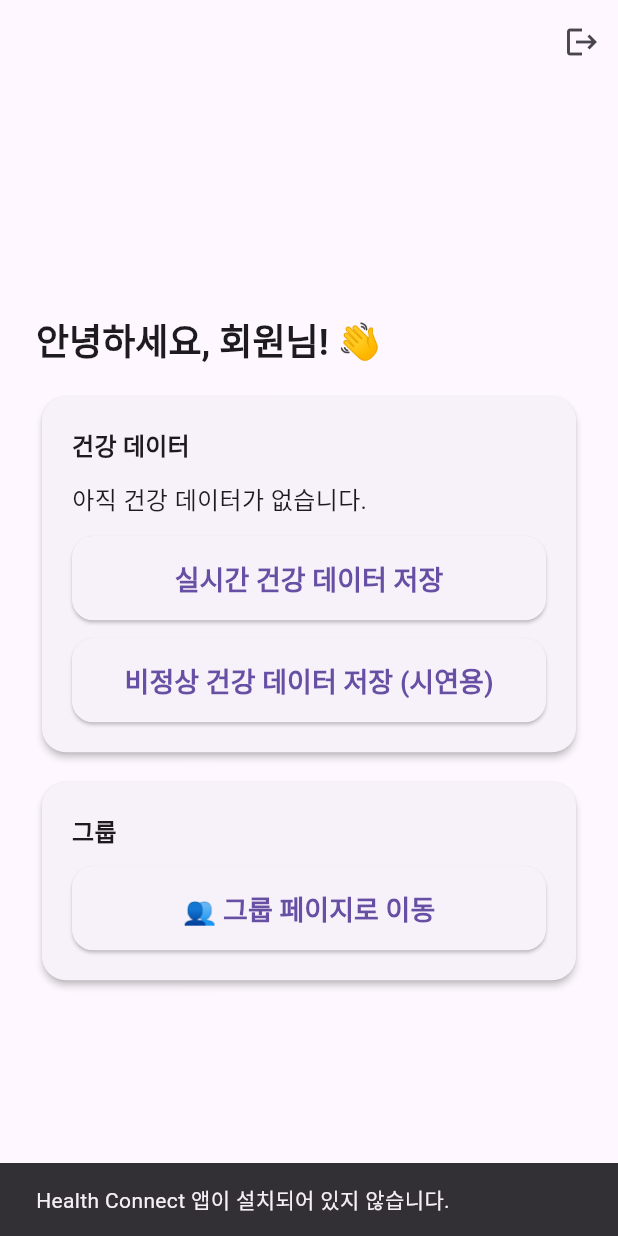
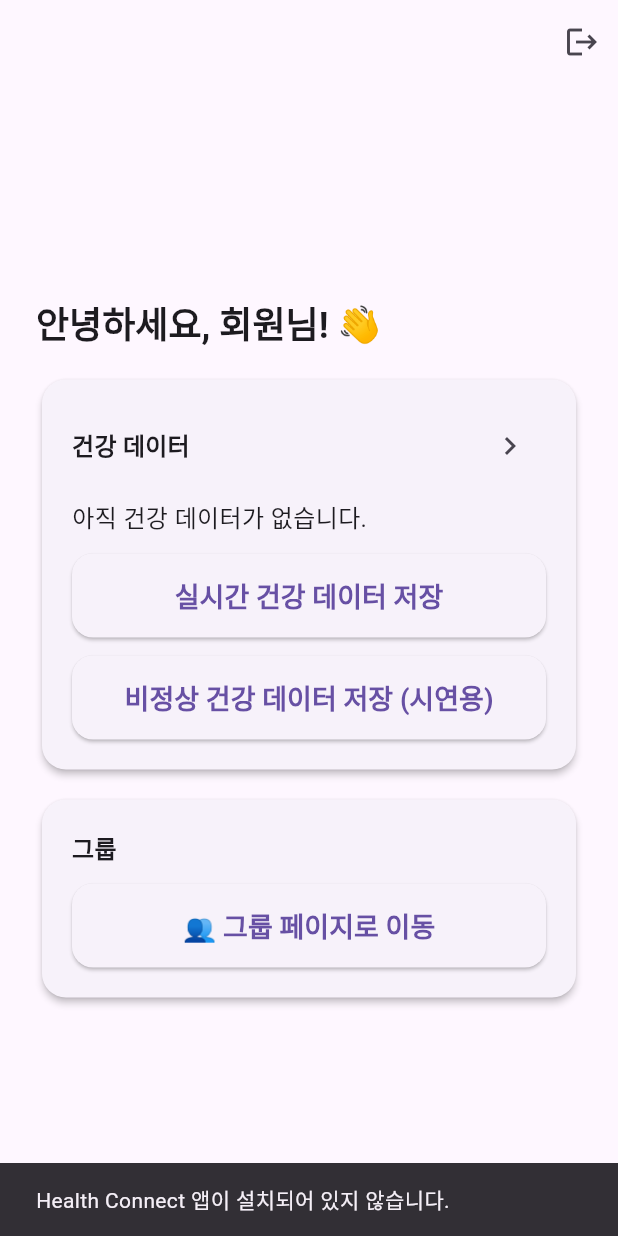
Before and after one commit to shinhwiii/eldercare_app, a Flutter app: the HomeScreen screen opened directly, on a phone screen of 412 x 824 dp. Run offline on Flutter 3.47's test engine with Material 3 defaults, Android fonts, the phone set to English and light mode, and no system bars; our stand-ins replace cloud_firestore, firebase_auth, firebase_core, firebase_messaging, flutter_local_notifications, geocoding and 4 more; missing offline and left inert: android_intent_plus, flutter_background_service, flutter_background_service_android, health; accounts and stored records are empty.

Commit message:
유저 건강 분석 페이지 열람

```diff
--- a/lib/home_screen.dart
+++ b/lib/home_screen.dart
@@ -20,6 +20,7 @@ import 'login_screen.dart';
 import 'group_page.dart';
 import 'alert_inbox_page.dart';
 import 'group_detail_page.dart'; // ✅ 그룹 상세 페이지로 이동
+import 'user_health_analysis_page.dart'; // ✅ 사용자 건강 요약 페이지로 이동
 
 final FlutterLocalNotificationsPlugin flutterLocalNotificationsPlugin = FlutterLocalNotificationsPlugin();
 
@@ -637,9 +638,20 @@ class _HomeScreenState extends State<HomeScreen> {
 
                     // ===== 사용자 홈 =====
                     if (role == 'user') ...[
-                      // 건강 데이터 섹션
+                      // 건강 데이터 섹션 (제목 옆 화살표 → 건강 요약 페이지)
                       _SectionCard(
                         title: '건강 데이터',
+                        onTitleTap: () {
+                          Navigator.push(
+                            context,
+                            MaterialPageRoute(
+                              builder: (_) => UserHealthAnalysisPage(
+                                userId: user!.uid,
+                                readOnly: true, // ✅ 사용자: 전화/문자/위치 버튼 숨김
+                              ),
+                            ),
+                          );
+                        },
                         child: StreamBuilder<QuerySnapshot>(
                           stream: FirebaseFirestore.instance
                               .collection('users')
@@ -746,9 +758,7 @@ class _HomeScreenState extends State<HomeScreen> {
 
                       const SizedBox(height: 12),
 
-                      // 초대 목록: 항상 하단
-                      // (중략)
-// 초대 목록: 초대가 있을 때만 노출
+                      // 초대 목록: 초대가 있을 때만 노출
                       if (invites.isNotEmpty) ...[
                         const SizedBox(height: 12),
                         _SectionCard(
@@ -805,10 +815,33 @@ class _HomeScreenState extends State<HomeScreen> {
 class _SectionCard extends StatelessWidget {
   final String title;
   final Widget child;
-  const _SectionCard({required this.title, required this.child});
+  final VoidCallback? onTitleTap; // ✅ 제목 탭 동작
+
+  const _SectionCard({
+    required this.title,
+    required this.child,
+    this.onTitleTap,
+  });
 
   @override
   Widget build(BuildContext context) {
+    final titleRow = Row(
+      children: [
+        Expanded(
+          child: Text(
+            title,
+            style: Theme.of(context).textTheme.titleMedium?.copyWith(fontWeight: FontWeight.w700),
+          ),
+        ),
+        if (onTitleTap != null)
+          IconButton(
+            icon: const Icon(Icons.chevron_right),
+            tooltip: '자세히 보기',
+            onPressed: onTitleTap,
+          ),
+      ],
+    );
+
     return Card(
       elevation: 2,
       shape: RoundedRectangleBorder(borderRadius: BorderRadius.circular(16)),
@@ -817,10 +850,9 @@ class _SectionCard extends StatelessWidget {
         child: Column(
           crossAxisAlignment: CrossAxisAlignment.stretch,
           children: [
-            Text(
-              title,
-              style: Theme.of(context).textTheme.titleMedium?.copyWith(fontWeight: FontWeight.w700),
-            ),
+            onTitleTap != null
+                ? InkWell(onTap: onTitleTap, borderRadius: BorderRadius.circular(8), child: titleRow)
+                : titleRow,
             const SizedBox(height: 12),
             child,
           ],
```
Also changed, not shown: lib/user_health_analysis_page.dart (+9 -2 lines).
